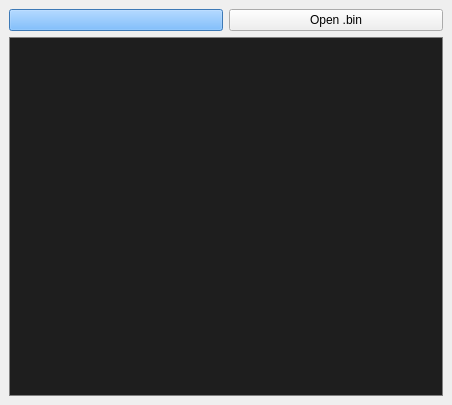
This is GUI_SRC_CODE/src/MAPHEUS/photo_tab/MAMPHEUS_photo_tab.ui in thepiperatthegates/MIR_SRC_CODE as Qt 5 draws it before an edit. The edited form follows.
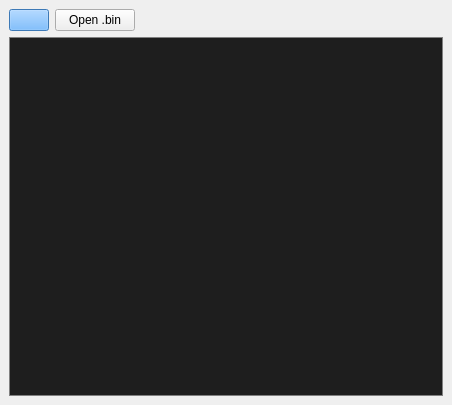
This is the edited form.

Commit message: photo tab added pt.2

Diff of the .ui file:
```diff
--- a/GUI_SRC_CODE/src/MAPHEUS/photo_tab/MAMPHEUS_photo_tab.ui
+++ b/GUI_SRC_CODE/src/MAPHEUS/photo_tab/MAMPHEUS_photo_tab.ui
@@ -15,7 +15,9 @@
   </property>
   <widget class="QWidget" name="centralwidget">
    <layout class="QGridLayout" name="gridLayout">
-    <item row="0" column="0">
+    <item row="0" column="0" colspan="2">
+     <layout class="QHBoxLayout" name="buttonRowLayout">
+      <item>
      <widget class="QPushButton" name="refresh_Button">
       <property name="cursor">
        <cursorShape>PointingHandCursor</cursorShape>
@@ -28,7 +30,7 @@
       </property>
      </widget>
     </item>
-    <item row="0" column="1">
+      <item>
      <widget class="QPushButton" name="csv_Button">
       <property name="cursor">
        <cursorShape>PointingHandCursor</cursorShape>
@@ -37,6 +39,18 @@
        <string>Open .bin</string>
       </property>
      </widget>
+      </item>
+      <item>
+       <spacer name="buttonRowSpacer">
+        <property name="orientation">
+         <enum>Qt::Horizontal</enum>
+        </property>
+        <property name="sizeHint" stdset="0">
+         <size><width>40</width><height>20</height></size>
+        </property>
+       </spacer>
+      </item>
+     </layout>
     </item>
     <item row="1" column="0" colspan="2">
         <widget class="QLabel" name="image_Label">
```
Lines whose indentation alone changed are shown as unchanged. The commit also changes 2 other files.
